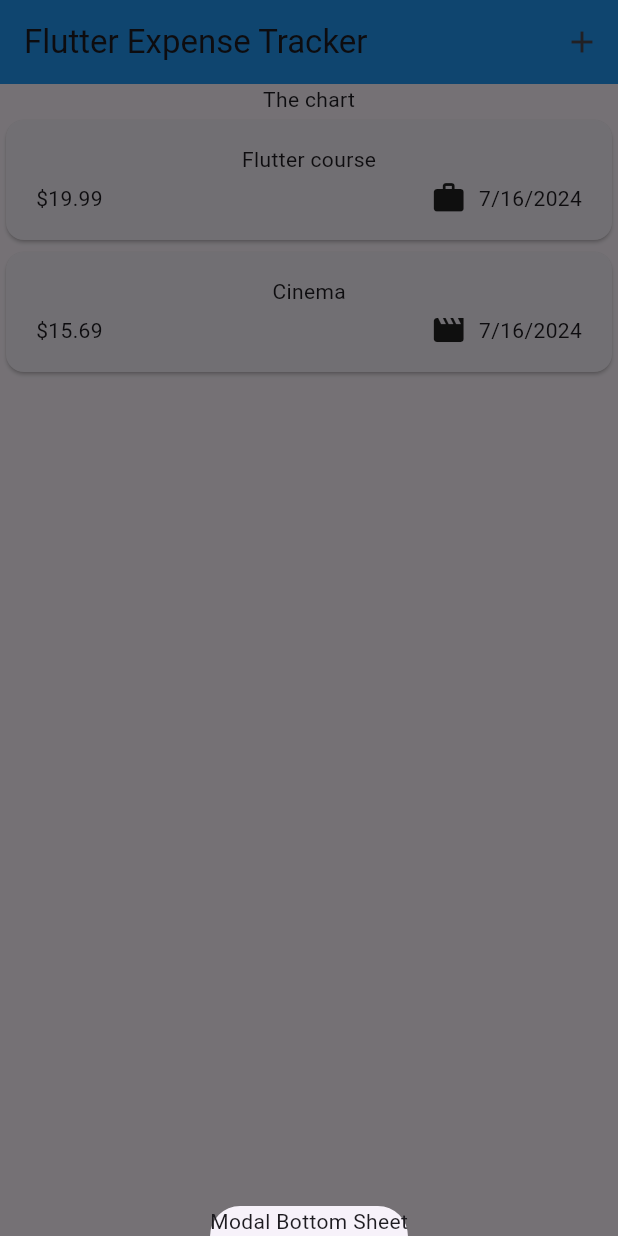
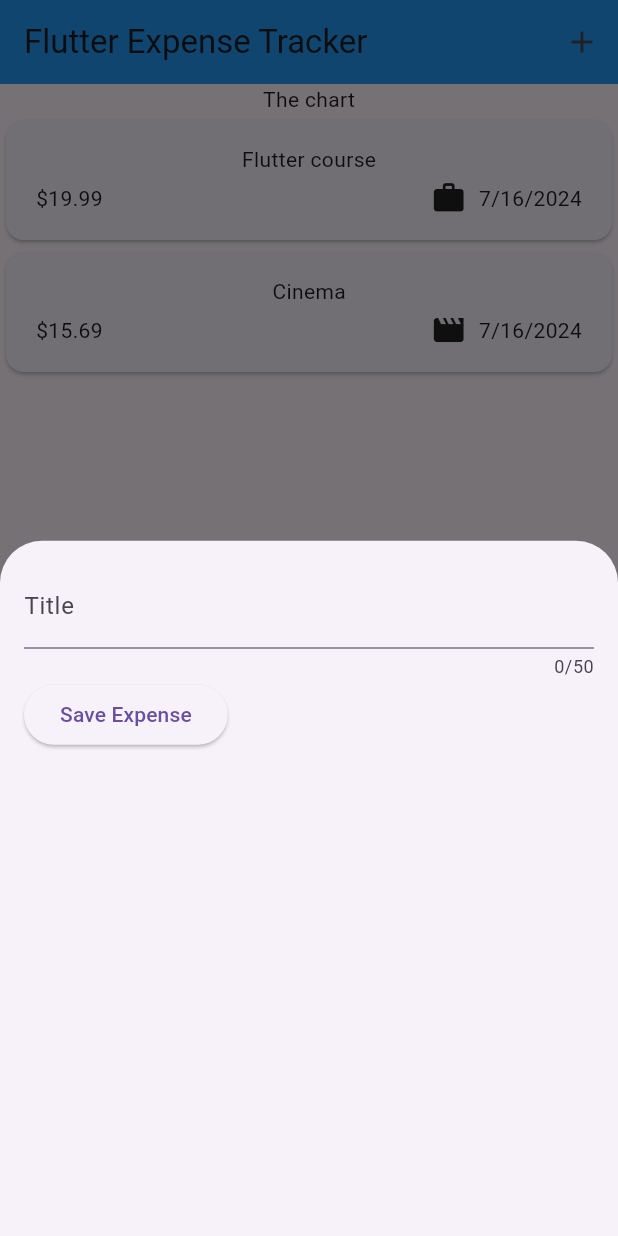
Before and after one commit to ge64/expense_tracker, a Flutter app: the screen it shows after launch, after a tap on the "add" icon, on a phone screen of 412 x 824 dp. Run offline on Flutter 3.47's test engine with Material 3 defaults, Android fonts, the phone set to English and light mode, and no system bars.

Commit message:
handling user text input on keystrokes

```diff
--- a/lib/widgets/expenses.dart
+++ b/lib/widgets/expenses.dart
@@ -1,3 +1,4 @@
+import 'package:expense_tracker/widgets/new_expense.dart';
 import 'package:flutter/material.dart';
 
 import 'package:expense_tracker/models/expense.dart';
@@ -31,7 +32,7 @@ class _ExpensesState extends State<Expenses> {
   void _openAddExpenseOverlay() {
     showModalBottomSheet(
       context: context,
-      builder: (ctx) => const Text('Modal Bottom Sheet'),
+      builder: (ctx) => const NewExpense(),
     );
   }
 
--- /dev/null
+++ b/lib/widgets/new_expense.dart
@@ -0,0 +1,44 @@
+import 'package:flutter/material.dart';
+
+class NewExpense extends StatefulWidget {
+  const NewExpense({super.key});
+
+  State<NewExpense> createState() {
+    return _NewExpenseState();
+  }
+}
+
+class _NewExpenseState extends State<NewExpense> {
+  var _enteredTitle = '';
+  void _saveTitleInput(String inputValue) {
+    _enteredTitle = inputValue;
+  }
+
+  @override
+  Widget build(BuildContext context) {
+    return Padding(
+      padding: const EdgeInsets.all(16),
+      child: Column(
+        children: [
+          TextField(
+            onChanged: _saveTitleInput,
+            maxLength: 50,
+            decoration: const InputDecoration(
+              label: Text('Title'),
+            ),
+          ),
+          Row(
+            children: [
+              ElevatedButton(
+                onPressed: () {
+                  print(_enteredTitle);
+                },
+                child: const Text('Save Expense'),
+              ),
+            ],
+          ),
+        ],
+      ),
+    );
+  }
+}
```
